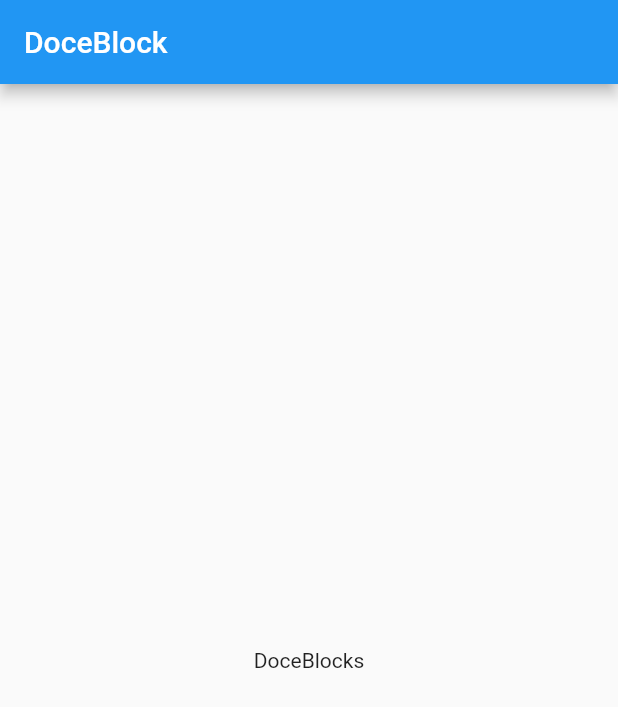
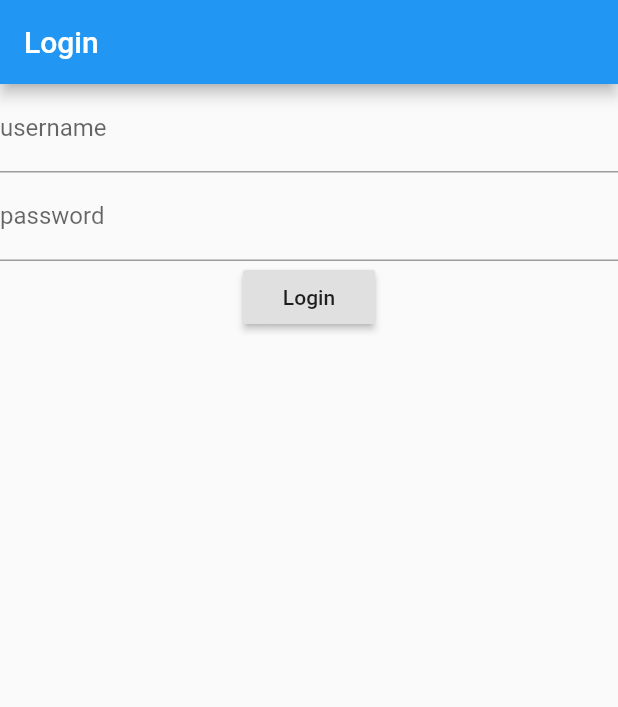
Before and after one commit to andbattaglia/DoceBlocks, a Flutter app: the screen it shows after launch, on a phone screen of 412 x 824 dp. Shown: the top 707 px of the screen. Run offline on Flutter 3.47's test engine with Material 2 defaults, Android fonts, the phone set to English and light mode, and no system bars; our stand-ins replace equatable, flutter_bloc.

Commit message:
implemented bloc, repositories and dependencies injection

```diff
--- /dev/null
+++ b/lib/data/repositories.dart
@@ -0,0 +1 @@
+export 'package:doce_blocks/data/user_repository.dart';
--- /dev/null
+++ b/lib/injection/dependency_injection.dart
@@ -0,0 +1,34 @@
+import 'package:flutter/widgets.dart';
+import 'package:doce_blocks/data/repositories.dart';
+
+enum Flavor { DEVEL }
+
+class Injector {
+  static final Injector _singleton = new Injector._internal();
+
+  static BuildContext _context;
+  static Flavor _flavor;
+
+  static void configure(BuildContext context, Flavor flavor) {
+    _context = context;
+    _flavor = flavor;
+  }
+
+  static Flavor getFlavor() {
+    return _flavor;
+  }
+
+  static BuildContext getContext() {
+    return _context;
+  }
+
+  factory Injector() {
+    return _singleton;
+  }
+
+  static UserRepository provideUserRepository() {
+    return new UserRepositoryImpl();
+  }
+
+  Injector._internal();
+}
--- /dev/null
+++ b/lib/login/bloc/login_bloc.dart
@@ -0,0 +1,18 @@
+import 'package:doce_blocks/injection/dependency_injection.dart';
+import 'package:equatable/equatable.dart';
+import 'package:flutter/foundation.dart';
+import 'package:flutter_bloc/flutter_bloc.dart';
+
+part 'login_event.dart';
+part 'login_state.dart';
+
+class LoginBloc extends Bloc<LoginEvent, LoginState> {
+
+  LoginBloc() : super(LoginInitial());
+
+  @override
+  Stream<LoginState> mapEventToState(LoginEvent event) async* {
+    var userRepository = Injector.provideUserRepository();
+    yield LoginInitial();
+  }
+}
--- /dev/null
+++ b/lib/login/bloc/login_event.dart
@@ -0,0 +1,22 @@
+part of 'login_bloc.dart';
+
+abstract class LoginEvent extends Equatable {
+  const LoginEvent();
+}
+
+class LoginButtonPressed extends LoginEvent {
+  final String username;
+  final String password;
+
+  const LoginButtonPressed({
+    @required this.username,
+    @required this.password,
+  });
+
+  @override
+  List<Object> get props => [username, password];
+
+  @override
+  String toString() =>
+      'LoginButtonPressed { username: $username, password: $password }';
+}
--- /dev/null
+++ b/lib/login/bloc/login_state.dart
@@ -0,0 +1,24 @@
+part of 'login_bloc.dart';
+
+abstract class LoginState extends Equatable {
+  const LoginState();
+
+  @override
+  List<Object> get props => [];
+}
+
+class LoginInitial extends LoginState {}
+
+class LoginInProgress extends LoginState {}
+
+class LoginFailure extends LoginState {
+  final String error;
+
+  const LoginFailure({@required this.error});
+
+  @override
+  List<Object> get props => [error];
+
+  @override
+  String toString() => 'LoginFailure { error: $error }';
+}
--- /dev/null
+++ b/lib/login/login_form.dart
@@ -0,0 +1,68 @@
+import 'package:flutter/material.dart';
+import 'package:flutter_bloc/flutter_bloc.dart';
+import 'package:doce_blocks/login/bloc/login_bloc.dart';
+
+class LoginForm extends StatefulWidget {
+  @override
+  State<LoginForm> createState() => _LoginFormState();
+}
+
+class _LoginFormState extends State<LoginForm> {
+  final _usernameController = TextEditingController();
+  final _passwordController = TextEditingController();
+
+  @override
+  Widget build(BuildContext context) {
+
+    _onLoginButtonPressed() {
+      BlocProvider.of<LoginBloc>(context).add(
+        LoginButtonPressed(
+          username: _usernameController.text,
+          password: _passwordController.text,
+        ),
+      );
+    }
+
+    return BlocListener<LoginBloc, LoginState>(
+      listener: (context, state) {
+        if (state is LoginFailure) {
+          Scaffold.of(context).showSnackBar(
+            SnackBar(
+              content: Text('${state.error}'),
+              backgroundColor: Colors.red,
+            ),
+          );
+        }
+      },
+      child: BlocBuilder<LoginBloc, LoginState>(
+        builder: (context, state) {
+          return Form(
+            child: Column(
+              children: [
+                TextFormField(
+                  decoration: InputDecoration(labelText: 'username'),
+                  controller: _usernameController,
+                ),
+                TextFormField(
+                  decoration: InputDecoration(labelText: 'password'),
+                  controller: _passwordController,
+                  obscureText: true,
+                ),
+                RaisedButton(
+                  onPressed:
+                  state is! LoginInProgress ? _onLoginButtonPressed : null,
+                  child: Text('Login'),
+                ),
+                Container(
+                  child: state is LoginInProgress
+                      ? CircularProgressIndicator()
+                      : null,
+                ),
+              ],
+            ),
+          );
+        },
+      ),
+    );
+  }
+}
--- /dev/null
+++ b/lib/login/login_page.dart
@@ -0,0 +1,27 @@
+import 'package:flutter/material.dart';
+import 'package:flutter_bloc/flutter_bloc.dart';
+import 'package:doce_blocks/login/bloc/login_bloc.dart';
+import 'package:doce_blocks/login/login_form.dart';
+
+class LoginPage extends StatelessWidget {
+//  final UserRepository userRepository;
+
+//  LoginPage({Key key, @required this.userRepository})
+//      : assert(userRepository != null),
+//        super(key: key);
+
+  @override
+  Widget build(BuildContext context) {
+    return Scaffold(
+      appBar: AppBar(
+        title: Text('Login'),
+      ),
+      body: BlocProvider(
+        create: (context) {
+          return LoginBloc();
+        },
+        child: LoginForm(),
+      ),
+    );
+  }
+}
--- a/lib/main.dart
+++ b/lib/main.dart
@@ -1,53 +1,23 @@
+import 'package:doce_blocks/login/login_page.dart';
 import 'package:flutter/material.dart';
+import 'package:flutter/services.dart';
+import 'package:doce_blocks/login/login_page.dart';
 
-void main() {
-  runApp(MyApp());
-}
+
+void main() => runApp(new MyApp());
 
 class MyApp extends StatelessWidget {
-  // This widget is the root of your application.
-  @override
-  Widget build(BuildContext context) {
-    return MaterialApp(
-      title: 'DoceBloks',
-      theme: ThemeData(
-        primarySwatch: Colors.blue,
-        visualDensity: VisualDensity.adaptivePlatformDensity,
-      ),
-      home: MyHomePage(title: 'DoceBlock'),
-    );
-  }
-}
-
-class MyHomePage extends StatefulWidget {
-  MyHomePage({Key key, this.title}) : super(key: key);
-
-  final String title;
-
-  @override
-  _MyHomePageState createState() => _MyHomePageState();
-}
-
-class _MyHomePageState extends State<MyHomePage> {
 
   @override
   Widget build(BuildContext context) {
 
-    return Scaffold(
-      appBar: AppBar(
-        title: Text(widget.title),
+    return new MaterialApp(
+      title: 'DoceBlocks',
+      theme: new ThemeData(
+        primarySwatch: Colors.blue,
+        visualDensity: VisualDensity.adaptivePlatformDensity,
       ),
-      body: Center(
-        child: Column(
-
-          mainAxisAlignment: MainAxisAlignment.center,
-          children: <Widget>[
-            Text(
-              'DoceBlocks',
-            )
-          ],
-        ),
-      ),
+      home: new LoginPage(),
     );
   }
 }
--- a/pubspec.yaml
+++ b/pubspec.yaml
@@ -24,6 +24,8 @@
   flutter:
     sdk: flutter
 
+  flutter_bloc: ^6.0.1
+  equatable: ^1.2.2
 
   # The following adds the Cupertino Icons font to your application.
   # Use with the CupertinoIcons class for iOS style icons.
```
Also changed, not shown: lib/data/user_repository.dart (added, +41 -0 lines), pubspec.lock.
